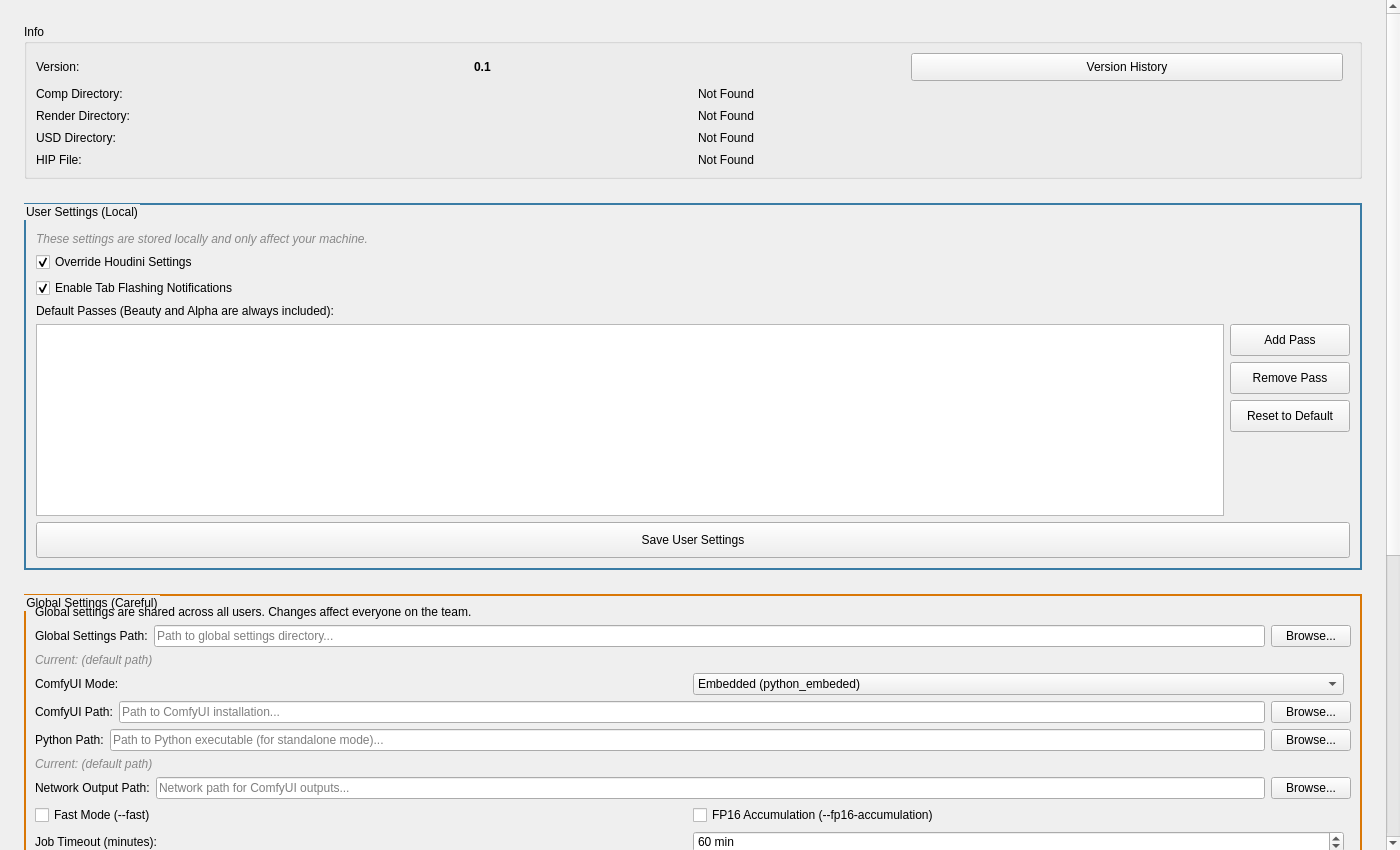
This is resources/ui/tabs/settings.ui in cpt-cabbage/luma_tools as Qt 5 draws it before an edit. The edited form follows.
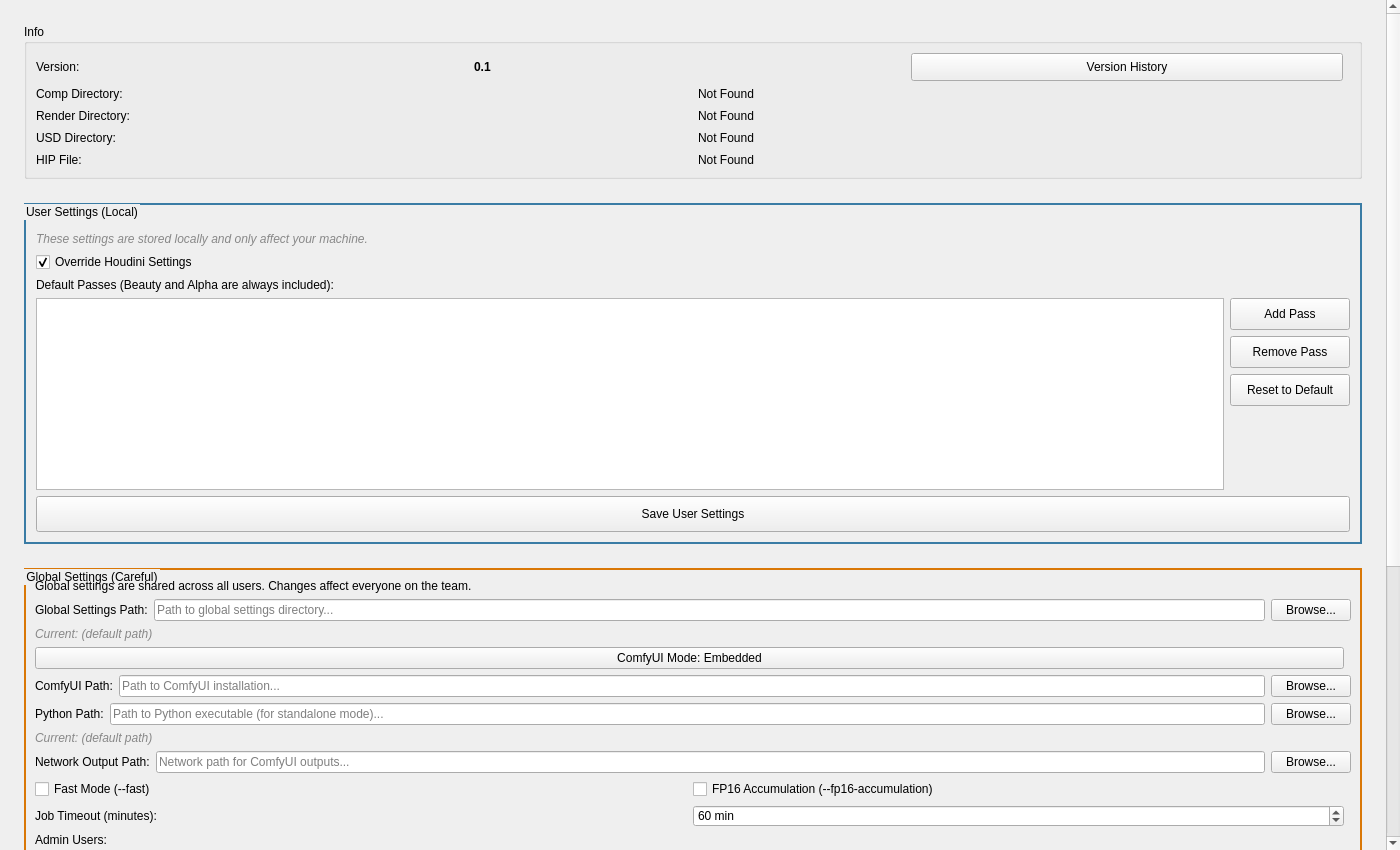
This is the edited form.

The edit to the form file:
```diff
--- a/resources/ui/tabs/settings.ui
+++ b/resources/ui/tabs/settings.ui
@@ -228,19 +228,6 @@
             </property>
            </widget>
           </item>
-          <item>
-           <widget class="QCheckBox" name="TabFlashingEnabled">
-            <property name="toolTip">
-             <string>Enable tab flashing/glow effect when new content is available (e.g., ComfyUI Gallery when images are generated)</string>
-            </property>
-            <property name="text">
-             <string>Enable Tab Flashing Notifications</string>
-            </property>
-            <property name="checked">
-             <bool>true</bool>
-            </property>
-           </widget>
-          </item>
           <item>
            <widget class="QLabel" name="defaultPassesLabel">
             <property name="text">
@@ -421,32 +408,13 @@
           <item>
            <layout class="QHBoxLayout" name="comfyuiModeLayout">
             <item>
-             <widget class="QLabel" name="comfyuiModeLabel">
+             <widget class="QPushButton" name="ComfyUIModeButton">
               <property name="text">
-               <string>ComfyUI Mode:</string>
+               <string>ComfyUI Mode: Embedded</string>
               </property>
-             </widget>
-            </item>
-            <item>
-             <widget class="QComboBox" name="ComfyUIModeCombo">
               <property name="toolTip">
                <string>Select ComfyUI installation type</string>
               </property>
-              <item>
-               <property name="text">
-                <string>Embedded (python_embeded)</string>
-               </property>
-              </item>
-              <item>
-               <property name="text">
-                <string>Portable (venv)</string>
-               </property>
-              </item>
-              <item>
-               <property name="text">
-                <string>Standalone</string>
-               </property>
-              </item>
              </widget>
             </item>
             <item>
```
Left out of the diff: 2 changed lines with no effect on the pictures.
